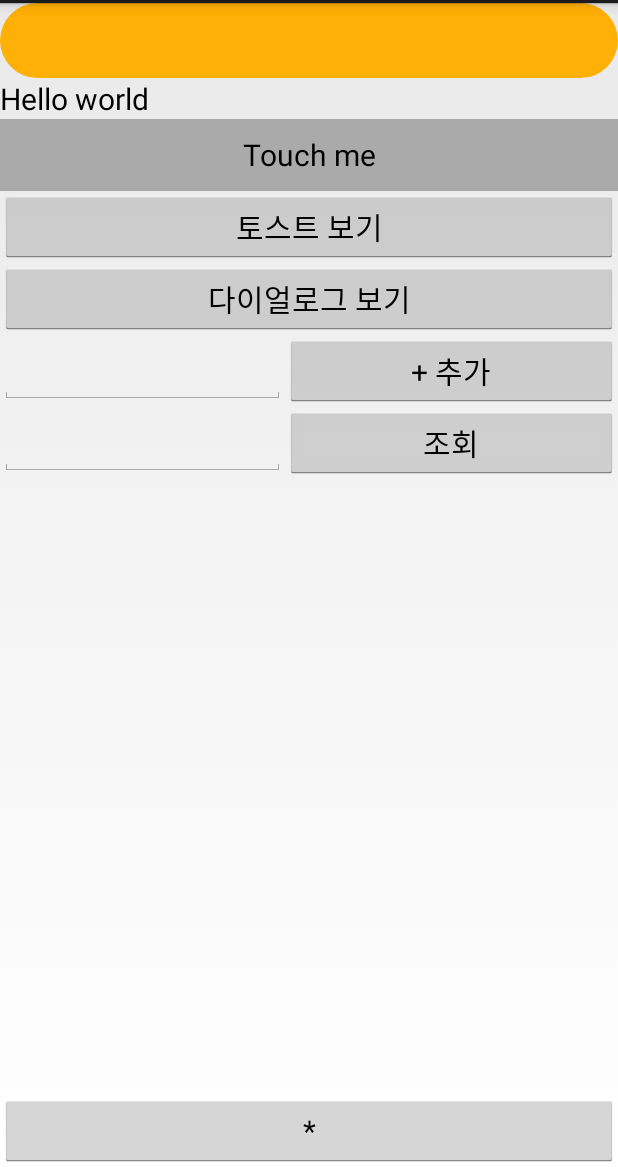
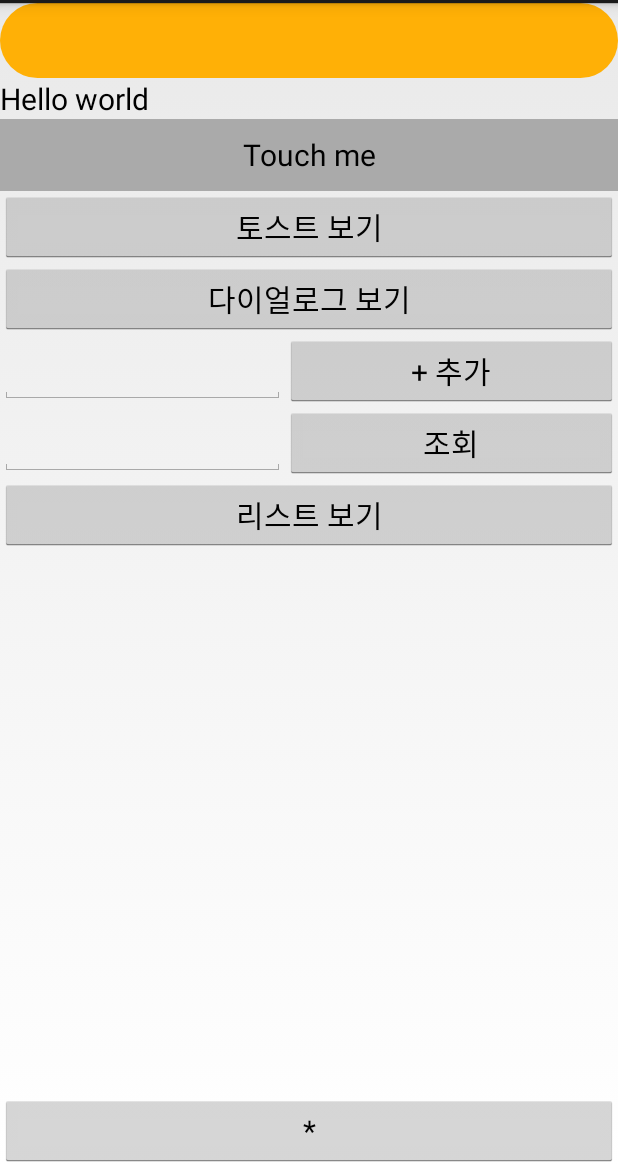
Before and after one commit to jeonghwan-kim/android-study, an Android app: the screen it shows after launch (MyActivity), on a phone screen of 412 x 824 dp, the part 69-1236 px from its top. Run offline under Robolectric (Android 15) with nearby library versions, the phone set to English and light mode, and no system bars.

Commit message:
SQLite w/ ListView

```diff
--- a/mobile/src/main/res/layout/activity_my.xml
+++ b/mobile/src/main/res/layout/activity_my.xml
@@ -64,6 +64,18 @@
             android:id="@+id/btnSearch "/>
     </LinearLayout>
 
+    <Button
+        android:layout_width="match_parent"
+        android:layout_height="wrap_content"
+        android:text="리스트 보기"
+        android:id="@+id/btnListAll" />
+
+    <ListView
+        android:layout_width="match_parent"
+        android:layout_height="wrap_content"
+        android:id="@+id/list">
+    </ListView>
+
     <SlidingDrawer
         android:layout_width="match_parent"
         android:layout_height="wrap_content"
```
Also changed, not shown: mobile/src/main/java/com/example/jeonghwan/myapplication4/DBHandler.java (+13 -0 lines), mobile/src/main/java/com/example/jeonghwan/myapplication4/MyActivity.java (+45 -0 lines).
